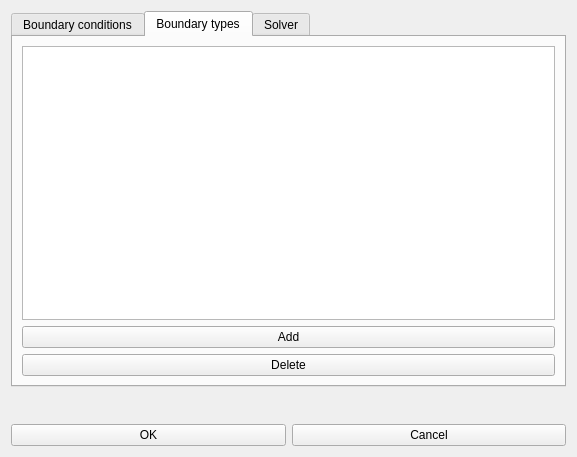
enGits/engrid, file src/guieditboundaryconditions.ui: the form before one commit.
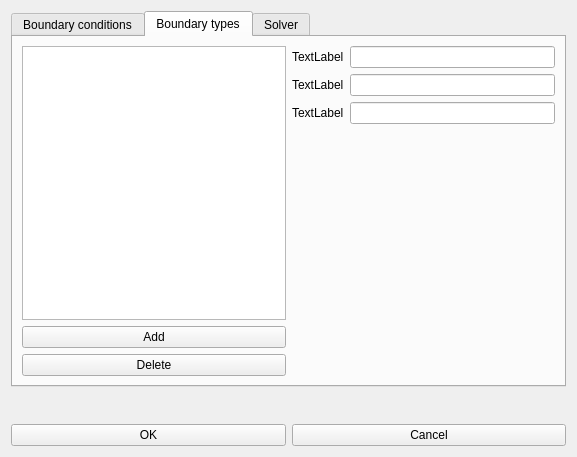
The form after the commit. The open tabs and pages were chosen to show the change. Icons and pictures are not drawn. Custom widgets are drawn as their Qt base class.

```diff
--- a/src/guieditboundaryconditions.ui
+++ b/src/guieditboundaryconditions.ui
@@ -97,7 +97,38 @@
           </widget>
          </item>
          <item rowspan="3" row="0" column="1" >
-          <layout class="QFormLayout" name="formLayout_BoundaryType" />
+          <layout class="QFormLayout" name="formLayout_BoundaryType" >
+           <item row="0" column="0" >
+            <widget class="QLabel" name="label_2" >
+             <property name="text" >
+              <string>TextLabel</string>
+             </property>
+            </widget>
+           </item>
+           <item row="1" column="0" >
+            <widget class="QLabel" name="label_3" >
+             <property name="text" >
+              <string>TextLabel</string>
+             </property>
+            </widget>
+           </item>
+           <item row="2" column="0" >
+            <widget class="QLabel" name="label_4" >
+             <property name="text" >
+              <string>TextLabel</string>
+             </property>
+            </widget>
+           </item>
+           <item row="0" column="1" >
+            <widget class="QLineEdit" name="lineEdit" />
+           </item>
+           <item row="1" column="1" >
+            <widget class="QLineEdit" name="lineEdit_2" />
+           </item>
+           <item row="2" column="1" >
+            <widget class="QLineEdit" name="lineEdit_3" />
+           </item>
+          </layout>
          </item>
          <item row="1" column="0" >
           <widget class="QPushButton" name="pushButton_AddBoundaryType" >
```
Left out of the diff: 4 changed lines with no effect on the pictures.
